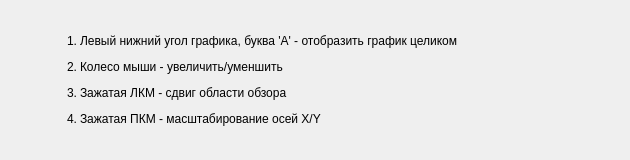
lolizz00/ETH_IQ, file helpplot.ui: the form before one commit.
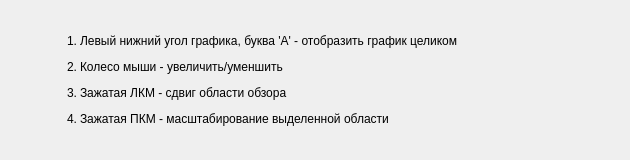
The form after the commit.

```diff
--- a/helpplot.ui
+++ b/helpplot.ui
@@ -47,7 +47,7 @@
     </size>
    </property>
    <property name="text">
-    <string>&lt;html&gt;&lt;head/&gt;&lt;body&gt;&lt;p align=&quot;center&quot;/&gt;&lt;ol style=&quot;margin-top: 0px; margin-bottom: 0px; margin-left: 0px; margin-right: 0px; -qt-list-indent: 1;&quot;&gt;&lt;li style=&quot; margin-top:0px; margin-bottom:12px; margin-left:0px; margin-right:0px; -qt-block-indent:0; text-indent:0px;&quot;&gt;Левый нижний угол графика, буква 'A' - отобразить график целиком&lt;/li&gt;&lt;li style=&quot; margin-top:0px; margin-bottom:12px; margin-left:0px; margin-right:0px; -qt-block-indent:0; text-indent:0px;&quot;&gt;Колесо мыши - увеличить/уменшить&lt;/li&gt;&lt;li style=&quot; margin-top:0px; margin-bottom:12px; margin-left:0px; margin-right:0px; -qt-block-indent:0; text-indent:0px;&quot;&gt;Зажатая ЛКМ - сдвиг области обзора&lt;/li&gt;&lt;li style=&quot; margin-top:0px; margin-bottom:12px; margin-left:0px; margin-right:0px; -qt-block-indent:0; text-indent:0px;&quot;&gt;Зажатая ПКМ - масштабирование осей X/Y&lt;/li&gt;&lt;/ol&gt;&lt;/body&gt;&lt;/html&gt;</string>
+    <string>&lt;html&gt;&lt;head/&gt;&lt;body&gt;&lt;ol style=&quot;margin-top: 0px; margin-bottom: 0px; margin-left: 0px; margin-right: 0px; -qt-list-indent: 1;&quot;&gt;&lt;li style=&quot; margin-top:0px; margin-bottom:12px; margin-left:0px; margin-right:0px; -qt-block-indent:0; text-indent:0px;&quot;&gt;Левый нижний угол графика, буква 'A' - отобразить график целиком&lt;/li&gt;&lt;li style=&quot; margin-top:0px; margin-bottom:12px; margin-left:0px; margin-right:0px; -qt-block-indent:0; text-indent:0px;&quot;&gt;Колесо мыши - увеличить/уменшить&lt;/li&gt;&lt;li style=&quot; margin-top:0px; margin-bottom:12px; margin-left:0px; margin-right:0px; -qt-block-indent:0; text-indent:0px;&quot;&gt;Зажатая ЛКМ - сдвиг области обзора&lt;/li&gt;&lt;li style=&quot; margin-top:0px; margin-bottom:12px; margin-left:0px; margin-right:0px; -qt-block-indent:0; text-indent:0px;&quot;&gt;Зажатая ПКМ - масштабирование выделенной области&lt;/li&gt;&lt;/ol&gt;&lt;/body&gt;&lt;/html&gt;</string>
    </property>
   </widget>
  </widget>
```
